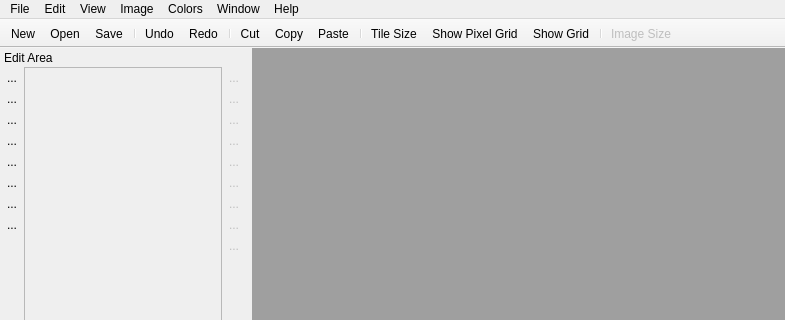
This is screens/main_window.ui in ricardobusta/pixelbooster as Qt 5 draws it before an edit; both pictures show x 0 to 785 and y 0 to 320 of the 785 by 627 pixel window. The edited form follows.
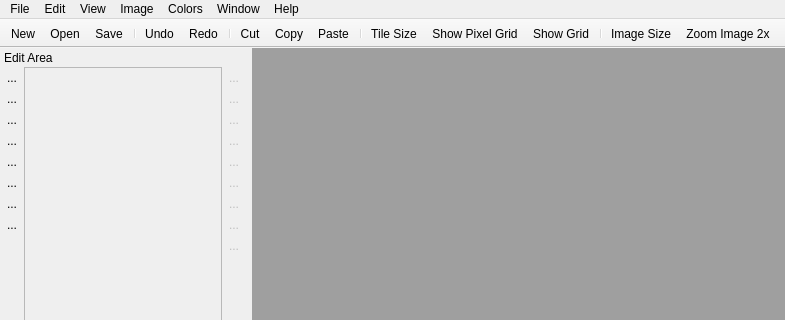
This is the edited form. Icons and pictures are not drawn. Custom widgets are drawn as their Qt base class.

Commit message: Finished resize image feature. Attempting to avoid mdi widget to be closed without saving. Currently it asks for saving but still closes even when cancel is pressed. Added 2x button that will double the images size (outside the edit area). This will make it easier to see what we have.

Diff of the .ui file:
```diff
--- a/screens/main_window.ui
+++ b/screens/main_window.ui
@@ -195,6 +195,7 @@
    <addaction name="actionShow_Grid"/>
    <addaction name="separator"/>
    <addaction name="actionImage_Size"/>
+   <addaction name="actionZoom_Image_2x"/>
   </widget>
   <widget class="QStatusBar" name="statusBar"/>
   <widget class="QDockWidget" name="dockWidget">
@@ -1520,7 +1521,7 @@
   </action>
   <action name="actionImage_Size">
    <property name="enabled">
-    <bool>false</bool>
+    <bool>true</bool>
    </property>
    <property name="icon">
     <iconset resource="../resources/icons/icons.qrc">
@@ -1935,6 +1936,15 @@
     <string>F3</string>
    </property>
   </action>
+  <action name="actionZoom_Image_2x">
+   <property name="icon">
+    <iconset resource="../resources/icons/icons.qrc">
+     <normaloff>:/icons/double_size.png</normaloff>:/icons/double_size.png</iconset>
+   </property>
+   <property name="text">
+    <string>Zoom Image 2x</string>
+   </property>
+  </action>
  </widget>
  <layoutdefault spacing="6" margin="11"/>
  <customwidgets>
```
The commit also changes 16 other files.
